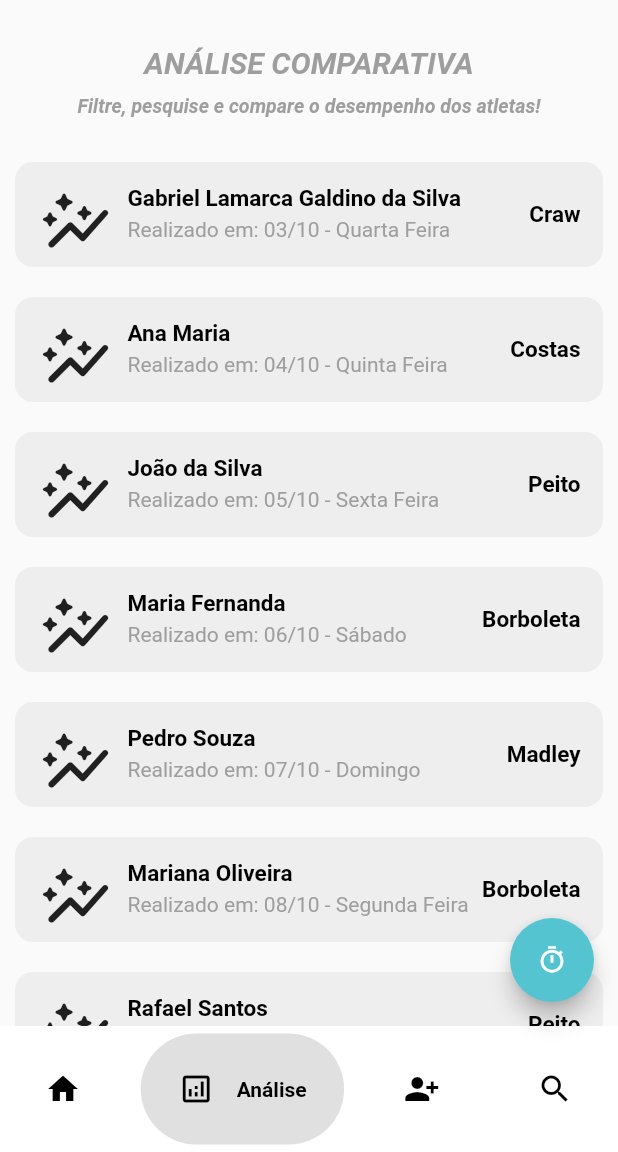
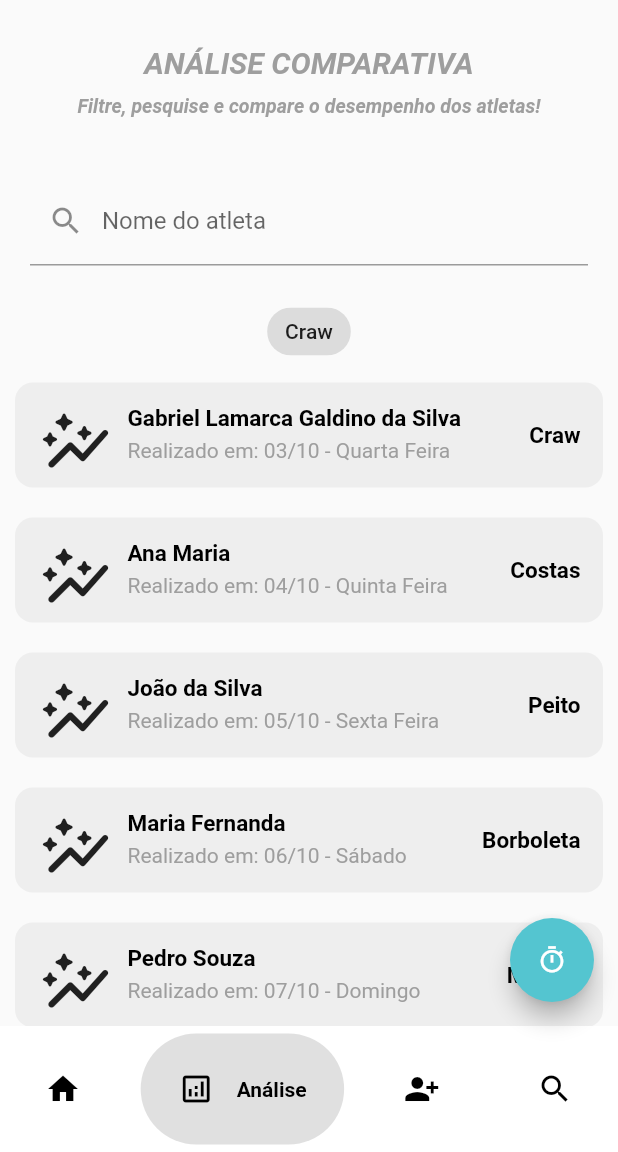
Before and after one commit to lamarcaa/UNASplash, a Flutter app: the MenuPrincipalTreinador screen opened directly, item 2 of the bottom bar chosen, on a phone screen of 412 x 824 dp, the part 84-1236 px from its top. Run offline on Flutter 3.47's test engine with Material 2 defaults, Android fonts, the light colour scheme and no system bars; drawn by our look-alikes of google_nav_bar; network calls fail.

Commit message:
comeco do filtro

```diff
--- a/lib/users/treinador/analiseComparativa.dart
+++ b/lib/users/treinador/analiseComparativa.dart
@@ -1,6 +1,8 @@
 import 'package:flutter/material.dart';
 import 'package:unasplash/componentes/cardTreinoAvaliativo.dart';
 import 'package:unasplash/componentes/titulo.dart';
+
+enum ExerciseFilter { Craw }
 
 void main() {
   runApp(MaterialApp(
@@ -9,24 +11,55 @@ void main() {
 }
 
 class AnaliseComparativa extends StatefulWidget {
-  const AnaliseComparativa({super.key});
+  const AnaliseComparativa({Key? key}) : super(key: key);
 
   @override
   State<AnaliseComparativa> createState() => _AnaliseComparativaState();
 }
 
 class _AnaliseComparativaState extends State<AnaliseComparativa> {
+  Set<ExerciseFilter> filters = <ExerciseFilter>{};
+  TextEditingController busca = TextEditingController();
+
   @override
   Widget build(BuildContext context) {
-    return Container(
-      child: SingleChildScrollView(
+    return SingleChildScrollView(
       child: Column(
         mainAxisAlignment: MainAxisAlignment.start,
         children: [
           Titulo(
             titulo: 'ANÁLISE COMPARATIVA',
-                subTitulo:
-                    'Filtre, pesquise e compare o desempenho dos atletas!'),
+            subTitulo: 'Filtre, pesquise e compare o desempenho dos atletas!',
+          ),
+          Padding(
+            padding: const EdgeInsets.all(20),
+            child: TextField(
+              controller: busca,
+              decoration: InputDecoration(
+                labelText: 'Nome do atleta',
+                prefixIcon: Icon(Icons.search),
+              ),
+              onSubmitted: buscarAtleta,
+            ),
+          ),
+          Wrap(
+            children: [
+              FilterChip(
+                label: Text('Craw'),
+                selected: filters.contains(ExerciseFilter.Craw),
+                onSelected: (selected) {
+                  setState(() {
+                    if (selected) {
+                      filters.add(ExerciseFilter.Craw);
+                    } else {
+                      filters.remove(ExerciseFilter.Craw);
+                    }
+                  });
+                },
+              ),
+              // Adicione mais filtros aqui
+            ],
+          ),
           CardTreino(
             nomeUsuario: 'Gabriel Lamarca Galdino da Silva',
             dataTreino: 'Realizado em: 03/10 - Quarta Feira',
@@ -79,7 +112,10 @@ class _AnaliseComparativaState extends State<AnaliseComparativa> {
           ),
         ],
       ),
-      ),
     );
   }
+
+  void buscarAtleta(String value) {
+    print('valor digitado: $value');
   }
+}
```
Also changed, not shown: 1 other file. Lines whose indentation alone changed are shown as unchanged.
